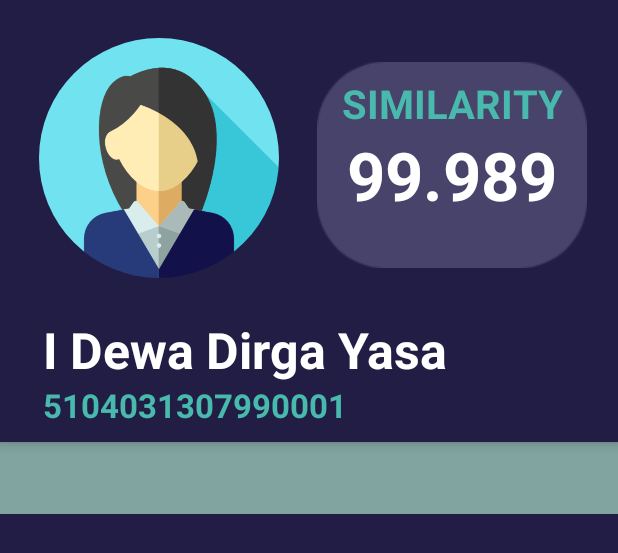
After one commit to merilianacandra/Topsus_XML, an Android app: the layout activity_detail_detected.xml on its own in the app's theme, with its tools: preview values and no code run, on a phone screen of 412 x 824 dp. The commit adds this screen. Shown: the top 553 px of the screen. Run offline under Robolectric (Android 15) with nearby library versions, the phone set to English and light mode, and no system bars.

Commit message:
COMMIT 2

```diff
--- a/app/build.gradle
+++ b/app/build.gradle
@@ -27,4 +27,5 @@ dependencies {
     androidTestImplementation 'com.android.support.test:runner:1.0.2'
     androidTestImplementation 'com.android.support.test.espresso:espresso-core:3.0.2'
     implementation 'de.hdodenhof:circleimageview:2.2.0'
+    implementation 'com.android.support:cardview-v7:27.1.1'
 }
--- a/app/src/main/AndroidManifest.xml
+++ b/app/src/main/AndroidManifest.xml
@@ -9,7 +9,7 @@
         android:roundIcon="@mipmap/ic_launcher_round"
         android:supportsRtl="true"
         android:theme="@style/AppTheme">
-        <activity android:name=".Main2Activity"></activity>
+        <activity android:name=".DetailDetected"></activity>
         <activity android:name=".MainActivity">
             <intent-filter>
                 <action android:name="android.intent.action.MAIN" />
--- a/app/src/main/java/www/myandroidcode/verifiaction/Main2Activity.java
+++ b/app/src/main/java/www/myandroidcode/verifiaction/DetailDetected.java
@@ -3,11 +3,11 @@ package www.myandroidcode.verifiaction;
 import android.support.v7.app.AppCompatActivity;
 import android.os.Bundle;
 
-public class Main2Activity extends AppCompatActivity {
+public class DetailDetected extends AppCompatActivity {
 
     @Override
     protected void onCreate(Bundle savedInstanceState) {
         super.onCreate(savedInstanceState);
-        setContentView(R.layout.activity_main2);
+        setContentView(R.layout.activity_detail_detected);
     }
 }
--- /dev/null
+++ b/app/src/main/res/layout/activity_detail_detected.xml
@@ -0,0 +1,118 @@
+<?xml version="1.0" encoding="utf-8"?>
+<LinearLayout
+    xmlns:android="http://schemas.android.com/apk/res/android"
+    xmlns:app="http://schemas.android.com/apk/res-auto"
+    xmlns:tools="http://schemas.android.com/tools"
+    android:layout_width="match_parent"
+    android:layout_height="match_parent"
+    tools:context=".DetailDetected"
+    android:background="@color/background"
+    android:orientation="vertical">
+
+    <android.support.design.widget.AppBarLayout
+        android:layout_width="match_parent"
+        android:layout_height="wrap_content"
+        android:gravity="center"
+        android:elevation="0dp"
+        android:id="@+id/appBarId"
+        android:background="@color/background">
+        <LinearLayout
+            android:layout_width="wrap_content"
+            android:layout_height="wrap_content"
+            android:orientation="vertical">
+
+            <LinearLayout
+                android:layout_width="wrap_content"
+                android:layout_height="wrap_content"
+                android:orientation="horizontal">
+                <LinearLayout
+                    android:layout_width="wrap_content"
+                    android:layout_height="wrap_content"
+                    android:padding="15dp">
+                    <de.hdodenhof.circleimageview.CircleImageView
+                        android:layout_width="160dp"
+                        android:layout_height="180dp"
+                        android:src="@drawable/testimonial"/>
+                </LinearLayout>
+
+                <RelativeLayout
+                    android:layout_width="wrap_content"
+                    android:layout_height="wrap_content"
+                    android:layout_marginTop="10dp"
+                    android:padding="10dp">
+                    <ImageView
+                        android:layout_width="180dp"
+                        android:layout_height="180dp"
+                        android:src="@drawable/box"/>
+                    <LinearLayout
+                        android:layout_width="180dp"
+                        android:layout_height="180dp"
+                        android:orientation="vertical"
+                        android:padding="5dp">
+                        <TextView
+                            android:paddingTop="25dp"
+                            android:layout_width="match_parent"
+                            android:layout_height="wrap_content"
+                            android:text="SIMILARITY"
+                            android:textSize="12pt"
+                            android:textColor="@color/tosca"
+                            android:gravity="center"
+                            android:textStyle="bold"/>
+
+                        <TextView
+                            android:layout_width="match_parent"
+                            android:layout_height="wrap_content"
+                            android:text="99.989"
+                            android:textSize="20pt"
+                            android:textColor="@color/white"
+                            android:gravity="center"
+                            android:textStyle="bold"/>
+
+                    </LinearLayout>
+
+                </RelativeLayout>
+            </LinearLayout>
+
+            <LinearLayout
+                android:layout_width="wrap_content"
+                android:layout_height="wrap_content"
+                android:orientation="vertical"
+                android:paddingLeft="18dp"
+                android:paddingBottom="10dp">
+                <TextView
+                    android:layout_width="wrap_content"
+                    android:layout_height="wrap_content"
+                    android:text="I Dewa Dirga Yasa"
+                    android:textSize="15pt"
+                    android:textStyle="bold"
+                    android:textColor="@color/white"/>
+
+                <TextView
+                    android:layout_width="wrap_content"
+                    android:layout_height="wrap_content"
+                    android:text="5104031307990001"
+                    android:textSize="10pt"
+                    android:textStyle="bold"
+                    android:textColor="@color/tosca"/>
+            </LinearLayout>
+        </LinearLayout>
+
+    </android.support.design.widget.AppBarLayout>
+
+    <android.support.design.widget.TabLayout
+        android:layout_width="match_parent"
+        android:layout_height="wrap_content"
+        android:id="@+id/tabLayout"
+        app:tabGravity="fill"
+        app:tabMode="fixed"
+        app:tabTextColor="@color/background"
+        app:tabIndicatorColor="@color/tabindicator"
+        android:background="@color/tabbackground"/>
+
+    <android.support.v4.view.ViewPager
+        android:layout_width="match_parent"
+        android:layout_height="match_parent"
+        android:id="@+id/viewPager">
+    </android.support.v4.view.ViewPager>
+
+</LinearLayout>
--- a/app/src/main/res/values/colors.xml
+++ b/app/src/main/res/values/colors.xml
@@ -15,4 +15,7 @@
     <color name="tosca">#48B9AC</color>
     <color name="white">#FFFFFF</color>
 
+    <color name="tabindicator">#D2FFFC</color>
+    <color name="tabbackground">#81A4A1</color>
+
 </resources>
```
Also changed, not shown: app/src/main/java/www/myandroidcode/verifiaction/FragmentDetail.java (added, +22 -0 lines), app/src/main/java/www/myandroidcode/verifiaction/FragmentRiwayat.java (added, +22 -0 lines), app/src/main/java/www/myandroidcode/verifiaction/MainActivity.java (+17 -0 lines), app/src/main/java/www/myandroidcode/verifiaction/ViewPagerAdapter.java (added, +38 -0 lines), app/src/main/res/layout/activity_main2.xml (deleted, +0 -9 lines), app/src/main/res/layout/detail_fragment.xml (added, +37 -0 lines), app/src/main/res/layout/riwayat_fragment.xml (added, +14 -0 lines), app/src/main/res/drawable/box.png (added), app/src/main/res/drawable/transparanBox.png (added).
